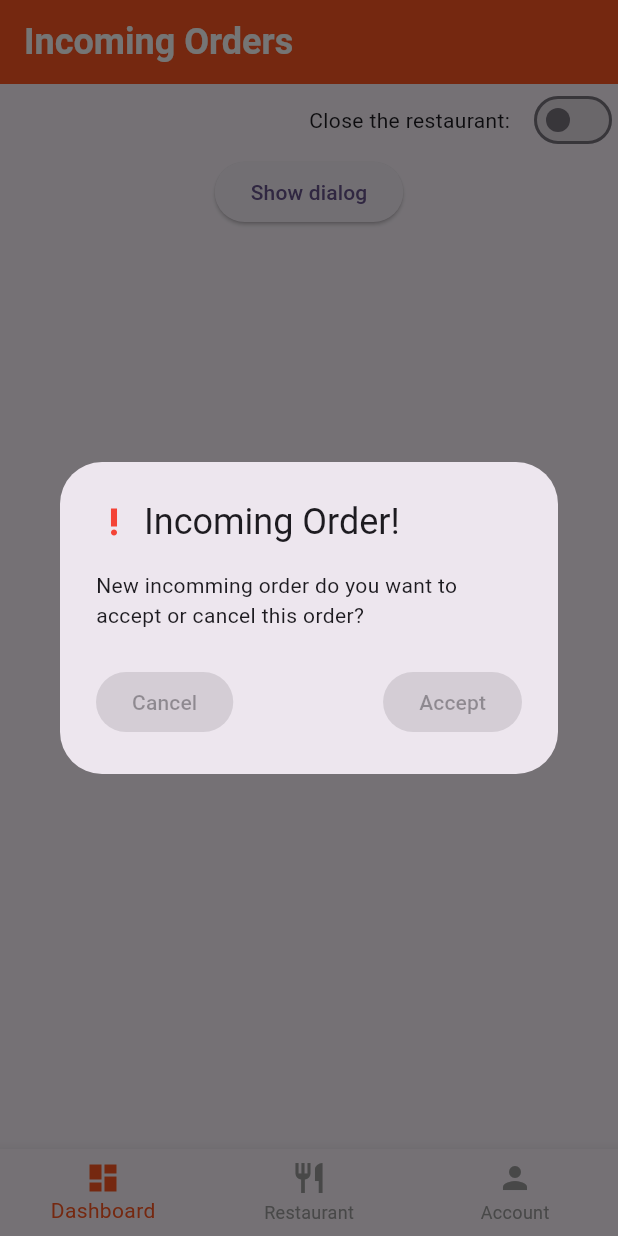
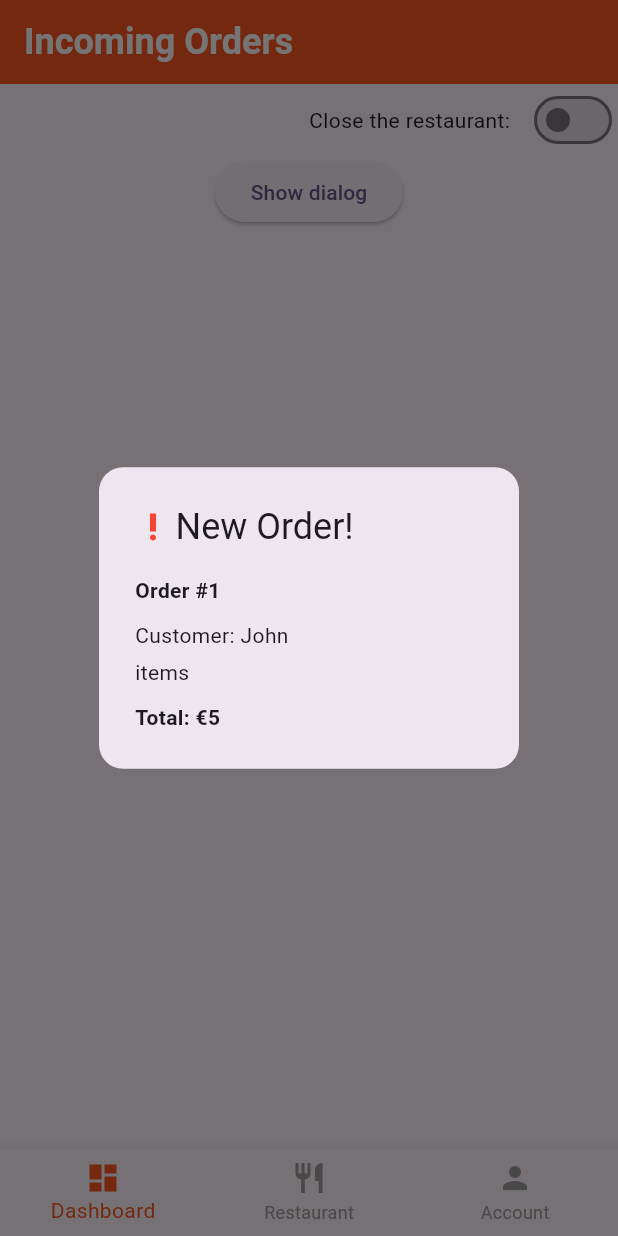
Before and after one commit to KhalilHen/live-orders-app, a Flutter app: the screen it shows after launch, after a tap on "Show dialog", on a phone screen of 412 x 824 dp. Run offline on Flutter 3.47's test engine with Material 3 defaults, Android fonts, the phone set to English and light mode, and no system bars; our stand-ins replace firebase_core, introduction_screen, line_icons, supabase_flutter; accounts and stored records are empty; generated files the repository leaves out were written again.

Commit message:
Added some other information like order number,  customer:  items: the total amount

```diff
--- a/lib/pages/homepage.dart
+++ b/lib/pages/homepage.dart
@@ -80,20 +80,52 @@ class _HomePageState extends State<HomePage> {
 
   AlertDialog showOrderAlert() {
     return AlertDialog(
+      shape: RoundedRectangleBorder(
+        borderRadius: BorderRadius.circular(16),
+      ),
       title: Row(
         children: [
           Icon(Icons.priority_high, color: Colors.red),
-          SizedBox(width: 8),
-          Text("Incoming Order!"),
+          // SizedBox(width: 3),
+          SizedBox(
+            width: 3,
+          ),
+          Text("New Order!"),
+          // Text("Incoming Order!"),
         ],
       ),
-      content: Text("New incomming order do you want to accept or cancel this order?"),
-      actions: <Widget>[
-        Row(
-          mainAxisAlignment: MainAxisAlignment.spaceBetween,
-          children: [ElevatedButton(onPressed: null, child: Text("Cancel")), ElevatedButton(onPressed: null, child: Text("Accept"))],
-        )
-      ],
+      content: Column(
+        mainAxisSize: MainAxisSize.min,
+        crossAxisAlignment: CrossAxisAlignment.start,
+        children: [
+          Text(
+            "Order #1",
+            style: TextStyle(
+              fontWeight: FontWeight.bold,
+            ),
+          ),
+          SizedBox(
+            height: 10,
+          ),
+          Text("Customer: John "),
+          SizedBox(
+            height: 5,
+          ),
+          Text("items")
+
+          //Here late map
+          ,
+          SizedBox(
+            height: 10,
+          ),
+          Text(
+            "Total: €5",
+            style: TextStyle(
+              fontWeight: FontWeight.bold,
+            ),
+          ),
+        ],
+      ),
     );
   }
 }
```
